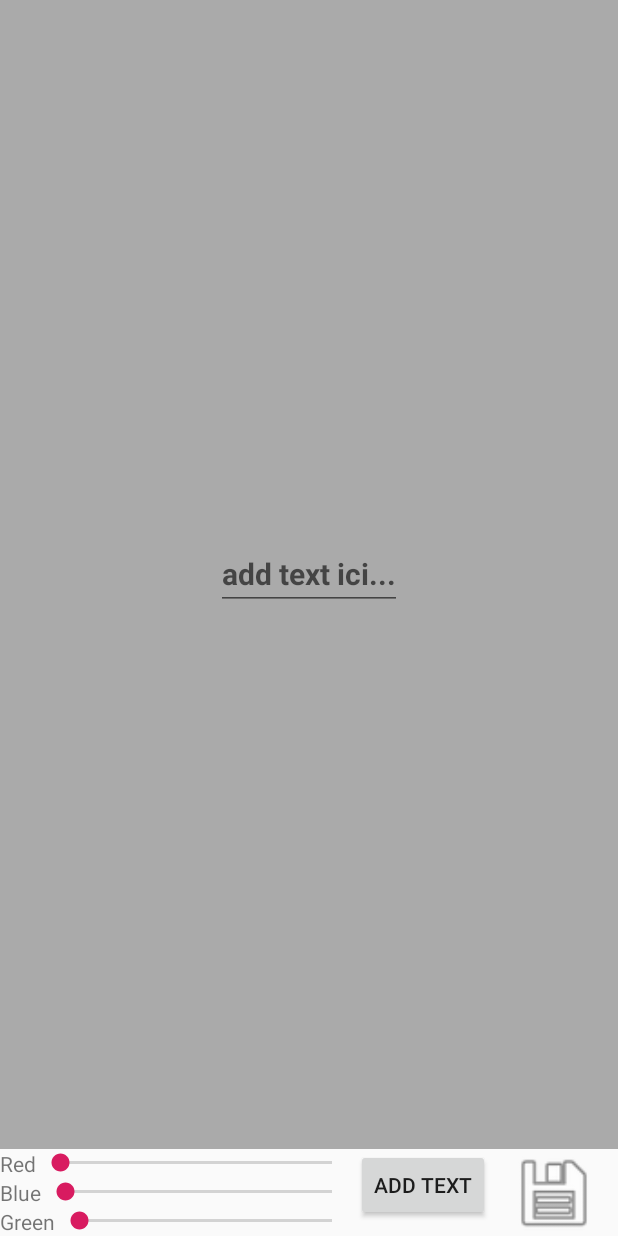
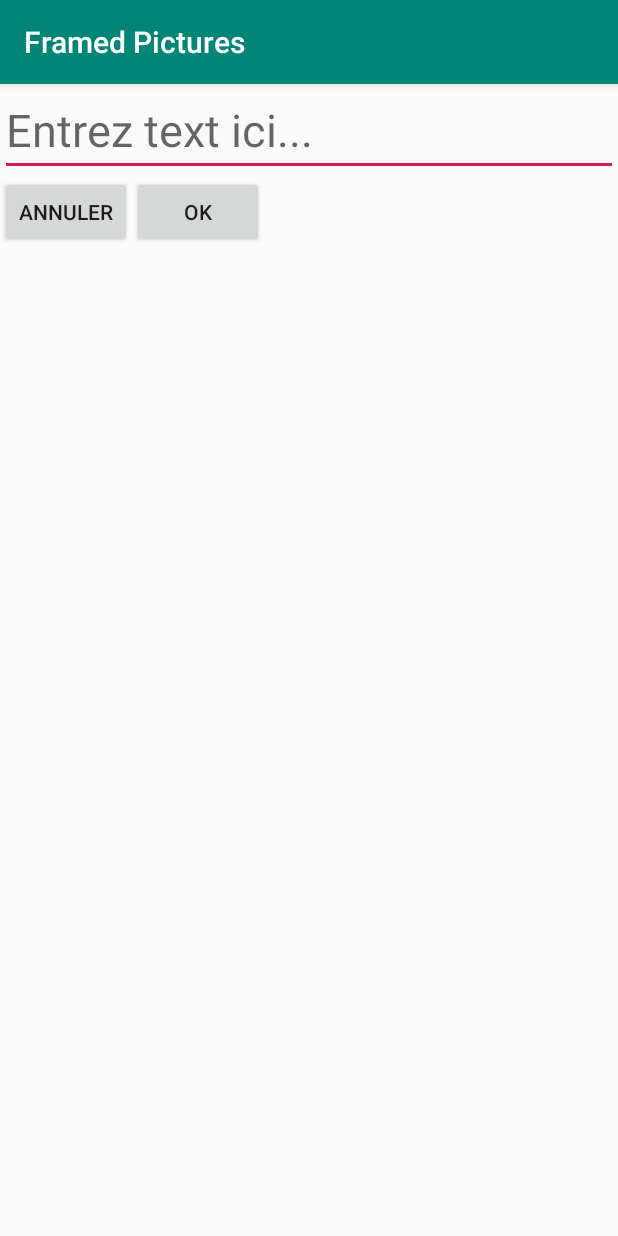
Before and after one commit to LaurieRakotoarisoa/TPEA_Android, an Android app: the CreateFrameActivity screen opened directly, with no data from a screen before it, after a tap on "ADD TEXT", on a phone screen of 412 x 824 dp. Run offline under Robolectric (Android 15) with nearby library versions, the phone set to English and light mode, and no system bars; 1 statement that could not run was skipped.

Commit message:
deplacer text et  fenetre

```diff
--- a/app/build.gradle
+++ b/app/build.gradle
@@ -26,4 +26,5 @@ dependencies {
     testImplementation 'junit:junit:4.12'
     androidTestImplementation 'androidx.test.ext:junit:1.1.0'
     androidTestImplementation 'androidx.test.espresso:espresso-core:3.1.1'
+    implementation 'androidx.recyclerview:recyclerview:1.1.0'
 }
--- a/app/src/main/AndroidManifest.xml
+++ b/app/src/main/AndroidManifest.xml
@@ -16,6 +16,7 @@
         android:roundIcon="@mipmap/ic_launcher_round"
         android:supportsRtl="true"
         android:theme="@style/AppTheme">
+        <activity android:name=".InputTextActivity"></activity>
         <activity android:name=".SplashScreenActivity">
             <intent-filter>
                 <action android:name="android.intent.action.MAIN" />
@@ -23,9 +24,7 @@
                 <category android:name="android.intent.category.LAUNCHER" />
             </intent-filter>
         </activity>
-        <activity android:name=".MainActivity">
-
-        </activity>
+        <activity android:name=".MainActivity"></activity>
         <activity
             android:name=".CreateFrameActivity"
             android:configChanges="orientation|screenSize"
--- a/app/src/main/java/com/example/framedpictures/CreateFrameActivity.java
+++ b/app/src/main/java/com/example/framedpictures/CreateFrameActivity.java
@@ -150,7 +150,9 @@ public class CreateFrameActivity extends FragmentActivity {
     }
 
     public void addText(View view){
-          ((ImageFragment) f).addText(view);
+      //   ((ImageFragment) f).addText(view);
+        Intent intent = new Intent(getApplicationContext(),InputTextActivity.class);
+        startActivity(intent);
 
 
 
--- a/app/src/main/java/com/example/framedpictures/ImageFragment.java
+++ b/app/src/main/java/com/example/framedpictures/ImageFragment.java
@@ -1,5 +1,6 @@
 package com.example.framedpictures;
 
+import android.annotation.SuppressLint;
 import android.app.Activity;
 import android.content.DialogInterface;
 import android.content.Intent;
@@ -14,11 +15,16 @@ import android.graphics.Rect;
 import android.graphics.RectF;
 import android.graphics.Typeface;
 import android.net.Uri;
+import android.os.Build;
 import android.os.Bundle;
+import android.os.Debug;
 import android.os.Environment;
 import android.provider.MediaStore;
 import android.text.InputType;
 import android.util.Log;
+import android.view.DragEvent;
+import android.view.GestureDetector;
+import android.view.GestureDetector.OnDoubleTapListener;
 import android.view.Gravity;
 import android.view.KeyEvent;
 import android.view.LayoutInflater;
@@ -29,9 +35,11 @@ import android.view.inputmethod.EditorInfo;
 import android.widget.EditText;
 import android.widget.FrameLayout;
 import android.widget.ImageView;
+import android.widget.RelativeLayout;
 import android.widget.TextView;
 import android.widget.Toast;
 
+import androidx.annotation.RequiresApi;
 import androidx.appcompat.app.AlertDialog;
 import androidx.core.content.FileProvider;
 import androidx.fragment.app.Fragment;
@@ -45,19 +53,33 @@ import java.util.Date;
 
 import static android.app.Activity.RESULT_OK;
 
-public class ImageFragment extends Fragment implements View.OnClickListener {
+
+@SuppressLint("NewApi")
+public class ImageFragment extends Fragment implements View.OnClickListener,
+        View.OnTouchListener, GestureDetector.OnGestureListener {
 
     private static final int REQUEST_IMAGE_CAPTURE = 1;
+    private static final String TAG = "DEBUG";
+
     ImageView imgView; //ImageView for the image to capture
     String currentPhotoPath;
     Uri photoURI;
     FrameLayout frameLayout;
+    EditText newtext = null;
+    private int _xDelta;
+    private int _yDelta;
 
-    static final int REQUEST_TAKE_PHOTO = 1;
+    private GestureDetector gestureDetector ;
+
+        static final int REQUEST_TAKE_PHOTO = 1;
 
     @Override
     public void onCreate(Bundle savedInstanceState) {
         super.onCreate(savedInstanceState);
+
+
+        newtext = null;
+        gestureDetector = new GestureDetector(getContext(),this);
     }
 
     @Override
@@ -176,7 +198,7 @@ public class ImageFragment extends Fragment implements View.OnClickListener {
         }
     }
     public void addText(View view){
-        final EditText newtext = new EditText(getContext());
+        newtext = new EditText(getContext());
 
 
         newtext.setHint("add text ici...");
@@ -184,8 +206,10 @@ public class ImageFragment extends Fragment implements View.OnClickListener {
         newtext.setFocusableInTouchMode(true);
 
         //set layout
-        final ViewGroup.LayoutParams layoutParams = new FrameLayout.LayoutParams(ViewGroup.LayoutParams.WRAP_CONTENT,
+
+        final FrameLayout.LayoutParams layoutParams = new FrameLayout.LayoutParams(ViewGroup.LayoutParams.WRAP_CONTENT,
                 ViewGroup.LayoutParams.WRAP_CONTENT, Gravity.CENTER);
+
         newtext.setLayoutParams(layoutParams);
 
 
@@ -202,23 +226,16 @@ public class ImageFragment extends Fragment implements View.OnClickListener {
                     // clear focus
                     newtext.clearFocus();
                 }
+
                 return false;
 
             }
         });
+        newtext.setOnTouchListener(this);
 
         newtext.setTypeface(Typeface.DEFAULT_BOLD);
         newtext.setTextSize(20);
 
-
-        newtext.setOnTouchListener(new View.OnTouchListener() {
-            @Override
-            public boolean onTouch(View v, MotionEvent event) {
-
-
-                return false;
-            }
-        });
 
         frameLayout.addView(newtext);
 
@@ -226,4 +243,80 @@ public class ImageFragment extends Fragment implements View.OnClickListener {
 
     }
 
+    @Override
+    public boolean onTouch(View view, MotionEvent motionEvent){
+
+        gestureDetector.onTouchEvent(motionEvent);
+
+        int X = (int) motionEvent.getRawX();
+        int Y = (int) motionEvent.getRawY();
+
+        int action = motionEvent.getAction();
+        switch(action & MotionEvent.ACTION_MASK) {
+            case (MotionEvent.ACTION_DOWN) :
+
+                break;
+            case (MotionEvent.ACTION_MOVE) :
+                FrameLayout.LayoutParams layout = new FrameLayout.LayoutParams(view.getLayoutParams());
+
+
+               layout.leftMargin = X ;
+               layout.topMargin = Y ;
+               layout.rightMargin = -250;
+               layout.bottomMargin = -250;
+               view.setLayoutParams(layout);
+               break;
+
+            case (MotionEvent.ACTION_UP) :
+
+                Log.d(TAG,"Action was UP");
+
+                return true;
+            case (MotionEvent.ACTION_CANCEL) :
+                Log.d(TAG,"Action was CANCEL");
+                return true;
+            case (MotionEvent.ACTION_OUTSIDE) :
+                Log.d(TAG,"Movement occurred outside bounds " +
+                        "of current screen element");
+                return true;
+
+        }
+
+        return true;
+    }
+
+
+    @Override
+    public boolean onDown(MotionEvent e) {
+        return false;
+    }
+
+    @Override
+    public void onShowPress(MotionEvent e) {
+
+    }
+
+    @Override
+    public boolean onSingleTapUp(MotionEvent e) {
+        return false;
+    }
+
+    @Override
+    public boolean onScroll(MotionEvent e1, MotionEvent e2, float distanceX, float distanceY) {
+        return false;
+    }
+
+    @Override
+    public void onLongPress(MotionEvent e) {
+
+
+    }
+
+    @Override
+    public boolean onFling(MotionEvent e1, MotionEvent e2, float velocityX, float velocityY) {
+        return false;
+    }
+
+
+
 }
--- /dev/null
+++ b/app/src/main/java/com/example/framedpictures/InputTextActivity.java
@@ -0,0 +1,24 @@
+package com.example.framedpictures;
+
+import androidx.appcompat.app.AppCompatActivity;
+
+import android.os.Bundle;
+import android.view.View;
+
+public class InputTextActivity extends AppCompatActivity {
+
+    @Override
+    protected void onCreate(Bundle savedInstanceState) {
+        super.onCreate(savedInstanceState);
+        setContentView(R.layout.activity_input_text);
+    }
+
+    public void inputText(View view){
+
+        this.finish();
+
+    }
+    public void annuler(View view){
+
+    }
+}
--- /dev/null
+++ b/app/src/main/res/layout/activity_input_text.xml
@@ -0,0 +1,38 @@
+<?xml version="1.0" encoding="utf-8"?>
+<LinearLayout xmlns:android="http://schemas.android.com/apk/res/android"
+    xmlns:tools="http://schemas.android.com/tools"
+    android:layout_width="match_parent"
+    android:layout_height="match_parent"
+    android:orientation="vertical"
+    tools:context=".InputTextActivity">
+
+    <EditText
+        android:layout_width="match_parent"
+        android:layout_height="wrap_content"
+        android:hint="Entrez text ici..."
+        android:id="@+id/input"
+        android:layout_gravity="center"
+        android:textSize="30dp"
+
+        />
+    <LinearLayout
+        android:layout_width="match_parent"
+        android:layout_height="wrap_content"
+        android:orientation="horizontal">
+    <Button
+        android:layout_width="wrap_content"
+        android:layout_height="wrap_content"
+        android:text="Annuler"
+        android:onClick="annuler"
+        />
+    <Button
+        android:layout_width="wrap_content"
+        android:layout_height="wrap_content"
+        android:text="OK"
+        android:onClick="inputText"
+
+        />
+
+    </LinearLayout>
+
+</LinearLayout>
```
Also changed, not shown: app/src/main/res/layout/frame_activitylayout.xml (+27 -12 lines), app/src/main/res/layout/frame_layout.xml (+6 -1 lines).
